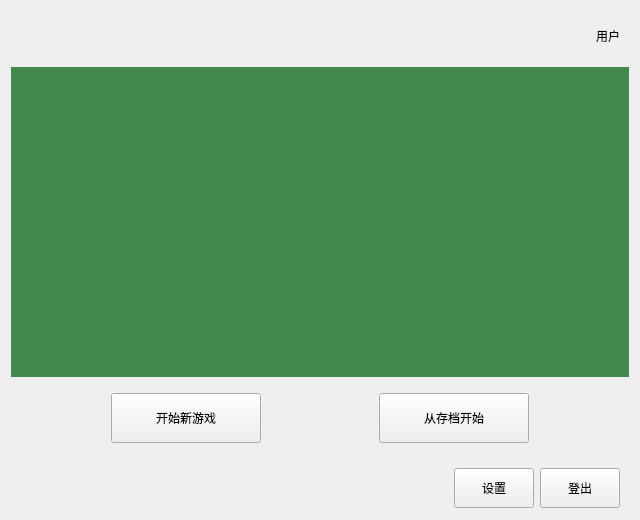
Before: the Qt Designer form ReadyToPlay/begin.ui in tanxuan21/GreedySnake, drawn with Qt 5.
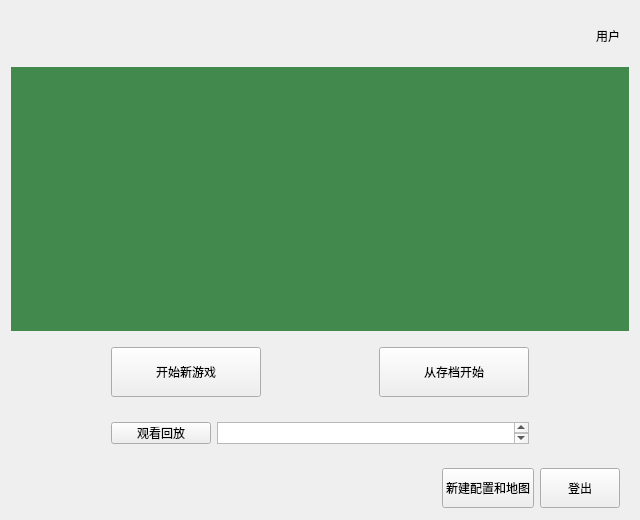
After: the same form once the commit is applied.

Patch:
```diff
--- a/ReadyToPlay/begin.ui
+++ b/ReadyToPlay/begin.ui
@@ -140,6 +140,52 @@
      </layout>
     </widget>
    </item>
+   <item>
+    <widget class="QWidget" name="button_group_2" native="true">
+     <property name="maximumSize">
+      <size>
+       <width>16777215</width>
+       <height>40</height>
+      </size>
+     </property>
+     <layout class="QHBoxLayout" name="horizontalLayout_4">
+      <property name="leftMargin">
+       <number>100</number>
+      </property>
+      <property name="rightMargin">
+       <number>100</number>
+      </property>
+      <item>
+       <widget class="QPushButton" name="look_record_button_2">
+        <property name="sizePolicy">
+         <sizepolicy hsizetype="Fixed" vsizetype="Fixed">
+          <horstretch>0</horstretch>
+          <verstretch>0</verstretch>
+         </sizepolicy>
+        </property>
+        <property name="minimumSize">
+         <size>
+          <width>100</width>
+          <height>20</height>
+         </size>
+        </property>
+        <property name="maximumSize">
+         <size>
+          <width>150</width>
+          <height>50</height>
+         </size>
+        </property>
+        <property name="text">
+         <string>观看回放</string>
+        </property>
+       </widget>
+      </item>
+      <item>
+       <widget class="QTextEdit" name="textEdit"/>
+      </item>
+     </layout>
+    </widget>
+   </item>
    <item>
     <widget class="QWidget" name="loginout" native="true">
      <property name="maximumSize">
@@ -171,7 +217,7 @@
          </size>
         </property>
         <property name="text">
-         <string>设置</string>
+         <string>新建配置和地图</string>
         </property>
        </widget>
       </item>
```
